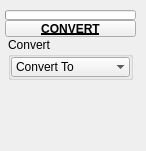
Old version of the form tentacle/ui/uiLevel_3/convert.ui in the repository m3trik/tentacle.
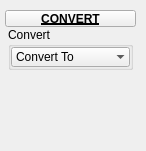
New version of the form. Custom widgets are drawn as their Qt base class.

```diff
--- a/tentacle/ui/uiLevel_3/convert.ui
+++ b/tentacle/ui/uiLevel_3/convert.ui
@@ -51,35 +51,7 @@
      <property name="spacing">
       <number>0</number>
      </property>
-     <item row="0" column="1" colspan="2">
-      <widget class="ProgressBar" name="progressBar">
-       <property name="sizePolicy">
-        <sizepolicy hsizetype="Ignored" vsizetype="Fixed">
-         <horstretch>0</horstretch>
-         <verstretch>0</verstretch>
-        </sizepolicy>
-       </property>
-       <property name="minimumSize">
-        <size>
-         <width>0</width>
-         <height>10</height>
-        </size>
-       </property>
-       <property name="maximumSize">
-        <size>
-         <width>16777215</width>
-         <height>10</height>
-        </size>
-       </property>
-       <property name="value">
-        <number>0</number>
-       </property>
-       <property name="textVisible">
-        <bool>false</bool>
-       </property>
-      </widget>
-     </item>
-     <item row="2" column="1" colspan="2">
+     <item row="1" column="1" colspan="2">
       <layout class="QHBoxLayout" name="horizontalLayout">
        <item>
         <layout class="QVBoxLayout" name="verticalLayout">
@@ -169,7 +141,7 @@
        </item>
       </layout>
      </item>
-     <item row="1" column="1" colspan="2">
+     <item row="0" column="1" colspan="2">
       <widget class="PushButtonDraggable" name="draggable_header">
        <property name="minimumSize">
         <size>
@@ -208,11 +180,6 @@
    <extends>QPushButton</extends>
    <header>widgets.pushbuttondraggable.h</header>
   </customwidget>
-  <customwidget>
-   <class>ProgressBar</class>
-   <extends>QProgressBar</extends>
-   <header>widgets.progressbar.h</header>
-  </customwidget>
   <customwidget>
    <class>ComboBox</class>
    <extends>QComboBox</extends>
```
